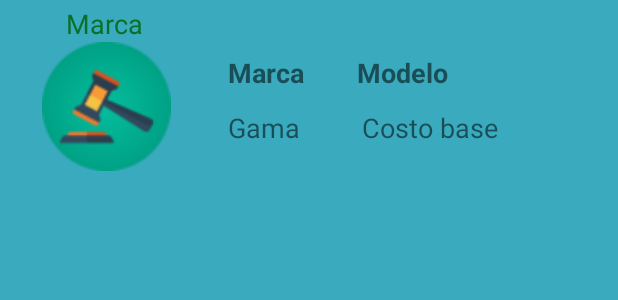
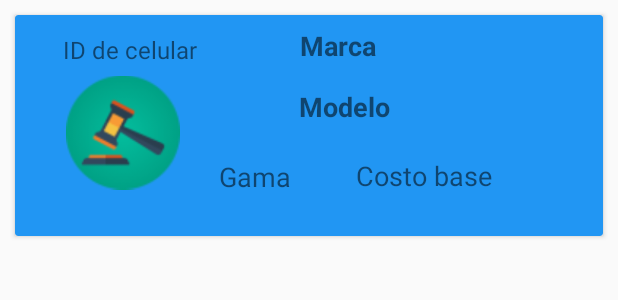
Before and after one commit to fabian99m/SubasApp, an Android app: the layout listar_celulares.xml on its own in the app's theme, with its tools: preview values and no code run, on a phone screen of 412 x 824 dp. Shown: the top 300 px of the screen. Run offline under Robolectric (Android 15) with nearby library versions, the phone set to English and light mode, and no system bars.

Commit message:
10 alpha

```diff
--- a/app/src/main/java/com/proyecto/subasapp/Vista/Adaptadores/AdaptadorOfer.java
+++ b/app/src/main/java/com/proyecto/subasapp/Vista/Adaptadores/AdaptadorOfer.java
@@ -119,10 +119,10 @@ public class AdaptadorOfer extends RecyclerView.Adapter<AdaptadorOfer.ViewHolder
                     Editar(context);
                 } else {
                     try {
-                        Consulta.ModificarBD(context, ofertante.get(i).getCedula(), nombre.getText().toString(), Integer.parseInt(cedula.getText().toString()), Float.parseFloat(deposito.getText().toString()));
+                        Consulta.ModificarBD(context, ofertante.get(i).getCedula(), nombre.getText().toString(), Long.parseLong(cedula.getText().toString()),Integer.parseInt(deposito.getText().toString()));
                         ofertante.get(i).setNombre(nombre.getText().toString());
-                        ofertante.get(i).setCedula(Integer.parseInt(cedula.getText().toString()));
-                        ofertante.get(i).setDeposito(Float.parseFloat(deposito.getText().toString()));
+                        ofertante.get(i).setCedula(Long.parseLong(cedula.getText().toString()));
+                        ofertante.get(i).setDeposito(Integer.parseInt(deposito.getText().toString()));
                         notifyDataSetChanged();
                         Toast.makeText(context, "Modificado con éxito!", Toast.LENGTH_SHORT).show();
                     } catch (Exception e) {
--- a/app/src/main/res/layout/fragment_frag_ofertante.xml
+++ b/app/src/main/res/layout/fragment_frag_ofertante.xml
@@ -100,7 +100,7 @@
             android:ems="10"
             android:hint="@string/tp3"
             android:importantForAutofill="no"
-            android:inputType="numberDecimal"
+            android:inputType="number"
             android:textColorHighlight="#13534D"
             android:textCursorDrawable="@color/colorPrimary"
             app:layout_constraintBottom_toTopOf="@+id/bt1"
--- a/app/src/main/res/layout/fragment_listar_ofertantes.xml
+++ b/app/src/main/res/layout/fragment_listar_ofertantes.xml
@@ -8,5 +8,5 @@
     <androidx.recyclerview.widget.RecyclerView
         android:id="@+id/listaofer"
         android:layout_width="match_parent"
-        android:layout_height="match_parent" />
+        android:layout_height="wrap_content" />
 </FrameLayout>
--- a/app/src/main/res/layout/listar_celulares.xml
+++ b/app/src/main/res/layout/listar_celulares.xml
@@ -3,103 +3,111 @@
     xmlns:app="http://schemas.android.com/apk/res-auto"
     xmlns:tools="http://schemas.android.com/tools"
     android:layout_width="match_parent"
-    android:layout_height="match_parent">
+    android:layout_height="match_parent"
+    android:orientation="vertical">
+
+
+    <androidx.cardview.widget.CardView
+        android:layout_width="match_parent"
+        android:layout_height="147dp"
+        android:layout_marginLeft="10dp"
+        android:layout_marginTop="10dp"
+        android:layout_marginRight="10dp"
+        android:layout_marginBottom="15dp"
+        app:cardBackgroundColor="#2196F3">
 
         <androidx.constraintlayout.widget.ConstraintLayout
             android:layout_width="match_parent"
-        android:layout_height="match_parent"
-        android:background="#3AAABE">
-
-        <androidx.cardview.widget.CardView
-            android:layout_width="0dp"
-            android:layout_height="0dp"
-            android:layout_marginTop="28dp"
-            android:animationCache="false"
-            android:background="#4CAF50"
-            android:foreground="@drawable/side_nav_bar"
-            app:cardBackgroundColor="@android:color/holo_blue_light"
-            app:layout_constraintEnd_toEndOf="parent"
-            app:layout_constraintHorizontal_bias="0.0"
-            app:layout_constraintStart_toStartOf="parent"
-            app:layout_constraintTop_toBottomOf="@+id/imageView2">
-
-        </androidx.cardview.widget.CardView>
+            android:layout_height="match_parent">
 
             <ImageView
                 android:id="@+id/imageView2"
-            android:layout_width="91dp"
-            android:layout_height="86dp"
-            android:layout_marginStart="25dp"
-            android:layout_marginLeft="25dp"
+                android:layout_width="76dp"
+                android:layout_height="82dp"
+                android:layout_marginStart="34dp"
+                android:layout_marginLeft="34dp"
+                android:layout_marginTop="37dp"
                 android:contentDescription="@string/todo"
                 app:layout_constraintStart_toStartOf="parent"
-            app:layout_constraintTop_toBottomOf="@+id/id"
+                app:layout_constraintTop_toTopOf="parent"
                 app:srcCompat="@drawable/icon" />
+
+            <TextView
+                android:id="@+id/id"
+                android:layout_width="wrap_content"
+                android:layout_height="wrap_content"
+                android:layout_marginStart="32dp"
+                android:layout_marginLeft="32dp"
+                android:layout_marginTop="12dp"
+                android:gravity="center"
+                android:text="@string/id"
+                android:textSize="16sp"
+                app:layout_constraintStart_toStartOf="parent"
+                app:layout_constraintTop_toTopOf="parent" />
 
             <TextView
                 android:id="@+id/marca"
                 android:layout_width="wrap_content"
                 android:layout_height="wrap_content"
-            android:layout_marginStart="35dp"
-            android:layout_marginLeft="35dp"
-            android:layout_marginTop="36dp"
+                android:layout_marginStart="92dp"
+                android:layout_marginLeft="92dp"
+                android:layout_marginTop="8dp"
+                android:layout_marginEnd="151dp"
+                android:layout_marginRight="151dp"
                 android:text="@string/marca"
                 android:textSize="18sp"
                 android:textStyle="bold"
-            app:layout_constraintStart_toEndOf="@+id/imageView2"
+                app:layout_constraintEnd_toEndOf="parent"
+                app:layout_constraintHorizontal_bias="1.0"
+                app:layout_constraintStart_toEndOf="@+id/id"
                 app:layout_constraintTop_toTopOf="parent" />
 
             <TextView
                 android:id="@+id/modelo"
                 android:layout_width="wrap_content"
                 android:layout_height="wrap_content"
-
-            android:layout_marginStart="35dp"
-            android:layout_marginLeft="35dp"
-            android:layout_marginTop="36dp"
+                android:layout_marginStart="79dp"
+                android:layout_marginLeft="79dp"
+                android:layout_marginTop="16dp"
+                android:layout_marginEnd="142dp"
+                android:layout_marginRight="142dp"
+                android:layout_marginBottom="21dp"
                 android:text="@string/modelo"
                 android:textSize="18sp"
                 android:textStyle="bold"
-            app:layout_constraintStart_toEndOf="@+id/marca"
-            app:layout_constraintTop_toTopOf="parent" />
+                app:layout_constraintBottom_toTopOf="@+id/costo"
+                app:layout_constraintEnd_toEndOf="parent"
+                app:layout_constraintStart_toEndOf="@+id/imageView2"
+                app:layout_constraintTop_toBottomOf="@+id/marca" />
 
             <TextView
                 android:id="@+id/gama"
                 android:layout_width="wrap_content"
                 android:layout_height="wrap_content"
-            android:layout_marginStart="35dp"
-            android:layout_marginLeft="35dp"
-            android:layout_marginTop="12dp"
+                android:layout_marginStart="27dp"
+                android:layout_marginLeft="27dp"
+                android:layout_marginTop="95dp"
+                android:layout_marginEnd="45dp"
+                android:layout_marginRight="45dp"
+                android:layout_marginBottom="28dp"
                 android:text="@string/gama"
                 android:textSize="18sp"
+                app:layout_constraintBottom_toBottomOf="parent"
+                app:layout_constraintEnd_toStartOf="@+id/costo"
                 app:layout_constraintStart_toEndOf="@+id/imageView2"
-            app:layout_constraintTop_toBottomOf="@+id/marca" />
-
-        <TextView
-            android:id="@+id/id"
-            android:layout_width="wrap_content"
-            android:layout_height="wrap_content"
-            android:layout_marginStart="44dp"
-            android:layout_marginLeft="44dp"
-            android:layout_marginTop="3dp"
-            android:text="@string/marca"
-            android:textColor="#097026"
-            android:textSize="18sp"
-            app:layout_constraintStart_toStartOf="parent"
                 app:layout_constraintTop_toTopOf="parent" />
 
             <TextView
                 android:id="@+id/costo"
                 android:layout_width="wrap_content"
                 android:layout_height="wrap_content"
-            android:layout_marginStart="41dp"
-            android:layout_marginLeft="41dp"
-            android:layout_marginTop="12dp"
+                android:layout_marginEnd="74dp"
+                android:layout_marginRight="74dp"
+                android:layout_marginBottom="28dp"
                 android:text="@string/costo"
                 android:textSize="18sp"
-            app:layout_constraintStart_toEndOf="@+id/gama"
-            app:layout_constraintTop_toBottomOf="@+id/modelo" />
-
+                app:layout_constraintBottom_toBottomOf="parent"
+                app:layout_constraintEnd_toEndOf="parent" />
         </androidx.constraintlayout.widget.ConstraintLayout>
-
+    </androidx.cardview.widget.CardView>
 </LinearLayout>
--- a/app/src/main/res/values/colors.xml
+++ b/app/src/main/res/values/colors.xml
@@ -4,4 +4,5 @@
     <color name="colorPrimaryDark">#00574B</color>
     <color name="colorAccent">#D81B60</color>
     <color name="editex">#0BBA5A</color>
+    <color name="snackbar_action">@color/colorPrimary</color>
 </resources>
--- a/app/src/main/res/values/strings.xml
+++ b/app/src/main/res/values/strings.xml
@@ -54,4 +54,5 @@
     <!-- TODO: Remove or change this placeholder text -->
     <string name="hello_blank_fragment">Hello blank fragment</string>
     <string name="todo">TODO</string>
+
 </resources>
```
Also changed, not shown: app/src/main/java/com/proyecto/subasapp/Bdatos/Consulta.java (+12 -5 lines), app/src/main/java/com/proyecto/subasapp/Modelo/Ofertante.java (+7 -7 lines), app/src/main/java/com/proyecto/subasapp/Vista/Fragmentos/FragCelular.java (+42 -9 lines), app/src/main/java/com/proyecto/subasapp/Vista/Fragmentos/FragOfertante.java (+37 -2 lines), app/src/main/java/com/proyecto/subasapp/Vista/Listas/ListarCelulares.java (+11 -7 lines), app/src/main/java/com/proyecto/subasapp/Vista/Listas/ListarOfertantes.java (+13 -5 lines), app/src/main/res/layout/listar_ofertantes.xml (+56 -55 lines), 178 other files. Lines whose indentation alone changed are shown as unchanged.
